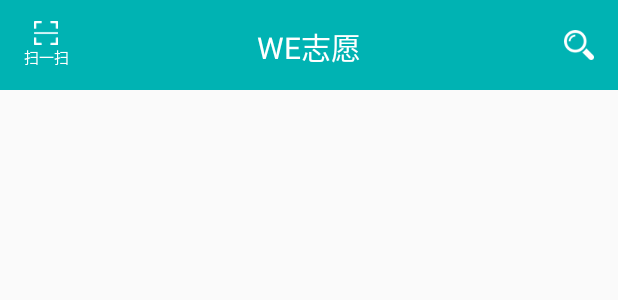
After one commit to amazingLee/WeVolunteer, an Android app: the layout actionbar_homepage.xml on its own in the app's theme, with its tools: preview values and no code run, on a phone screen of 412 x 824 dp. The commit adds this screen. Shown: the top 300 px of the screen. Run offline under Robolectric (Android 15) with nearby library versions, the phone set to English and light mode, and no system bars; network calls fail.

Commit message:
简单的写了一下主界面，自定义了一个ChangeColorIconWithText用于bottombar

```diff
--- a/app/build.gradle
+++ b/app/build.gradle
@@ -33,6 +33,7 @@ dependencies {
     compile fileTree(include: ['*.jar'], dir: 'libs')
     testCompile 'junit:junit:4.12'
     compile 'com.android.support:appcompat-v7:23.4.0'
+    compile 'com.jakewharton:butterknife:7.0.0'
     compile project(':core')
     compile project(':model')
 }
--- a/app/src/main/AndroidManifest.xml
+++ b/app/src/main/AndroidManifest.xml
@@ -12,6 +12,10 @@
         android:supportsRtl="true"
         android:theme="@style/AppTheme">
         <activity android:name=".MainActivity">
+
+        </activity>
+
+        <activity android:name=".IndexActivity">
             <intent-filter>
                 <action android:name="android.intent.action.MAIN"/>
 
--- /dev/null
+++ b/app/src/main/res/layout/actionbar_homepage.xml
@@ -0,0 +1,56 @@
+<?xml version="1.0" encoding="utf-8"?>
+<RelativeLayout xmlns:android="http://schemas.android.com/apk/res/android"
+                android:layout_width="match_parent"
+                android:layout_height="@dimen/actionbar_homepage_height"
+                android:background="@color/colorCyan"
+                android:orientation="vertical">
+
+    <LinearLayout
+        android:id="@+id/linearlayout_homepage_scan"
+        android:layout_width="wrap_content"
+        android:layout_height="wrap_content"
+        android:layout_centerVertical="true"
+        android:layout_marginLeft="@dimen/actionbar_homepage_margin"
+        android:layout_marginStart="@dimen/actionbar_homepage_margin"
+        android:gravity="center_vertical"
+        android:orientation="vertical">
+
+        <ImageView
+            android:layout_width="@dimen/imageview_homepage_scanSize"
+            android:layout_height="@dimen/imageview_homepage_scanSize"
+            android:layout_gravity="center_horizontal"
+            android:src="@drawable/scan"/>
+
+        <TextView
+            android:layout_width="wrap_content"
+            android:layout_height="wrap_content"
+            android:text="@string/tv_scan"
+            android:gravity="center"
+            android:layout_gravity="center_horizontal"
+            android:textColor="@color/colorWhite"
+            android:textSize="@dimen/textview_homepage_scanSize"/>
+    </LinearLayout>
+
+    <TextView
+        android:id="@+id/tv_homepage_title"
+        android:layout_width="wrap_content"
+        android:layout_height="wrap_content"
+        android:layout_centerHorizontal="true"
+        android:layout_centerVertical="true"
+        android:layout_margin="@dimen/actionbar_homepage_margin"
+        android:gravity="center"
+        android:text="@string/tv_appName"
+        android:textColor="@color/colorWhite"
+        android:textSize="@dimen/textview_homepage_titlesize"/>
+
+    <ImageView
+        android:layout_width="@dimen/imageview_homepage_magnifierSize"
+        android:layout_height="@dimen/imageview_homepage_magnifierSize"
+        android:layout_alignParentEnd="true"
+        android:layout_alignParentRight="true"
+        android:layout_centerVertical="true"
+        android:layout_marginEnd="@dimen/actionbar_homepage_margin"
+        android:layout_marginRight="@dimen/actionbar_homepage_margin"
+        android:src="@drawable/magnifier"/>
+
+</RelativeLayout>
--- a/app/src/main/res/values/colors.xml
+++ b/app/src/main/res/values/colors.xml
@@ -1,6 +1,13 @@
 <?xml version="1.0" encoding="utf-8"?>
 <resources>
-    <color name="colorPrimary">#3F51B5</color>
-    <color name="colorPrimaryDark">#303F9F</color>
+    <color name="colorPrimary">#00b3b3</color>
+    <color name="colorPrimaryDark">#00b3b3</color>
     <color name="colorAccent">#FF4081</color>
+
+    <color name="colorWhite">#ffffff</color>
+    <color name="colorCyan">#00b3b3</color>
+    <color name="colorGray">#999999</color>
+    <color name="colorDarkWhite">#f3efec</color>
+    <color name="colorDarkDarkWhite">#d9d9d9</color>
+
 </resources>
--- a/app/src/main/res/values/dimens.xml
+++ b/app/src/main/res/values/dimens.xml
@@ -2,4 +2,14 @@
     <!-- Default screen margins, per the Android Design guidelines. -->
     <dimen name="activity_horizontal_margin">16dp</dimen>
     <dimen name="activity_vertical_margin">16dp</dimen>
+
+    <!--index activity-->
+    <dimen name="actionbar_homepage_height">60dp</dimen>
+    <dimen name="textview_homepage_titlesize">20sp</dimen>
+    <dimen name="imageview_homepage_scanSize">16dp</dimen>
+    <dimen name="textview_homepage_scanSize">10sp</dimen>
+    <dimen name="imageview_homepage_magnifierSize">20dp</dimen>
+    <dimen name="actionbar_homepage_margin">16dp</dimen>
+    <dimen name="bottombar_indexactivity_height">50dp</dimen>
+    <dimen name="changeTv_indexactivity_size">12sp</dimen>
 </resources>
--- a/app/src/main/res/values/strings.xml
+++ b/app/src/main/res/values/strings.xml
@@ -1,3 +1,9 @@
 <resources>
-    <string name="app_name">WeVolunteer</string>
+    <string name="app_name">WE志愿</string>
+    <string name="tv_scan">扫一扫</string>
+    <string name="tv_appName">WE志愿</string>
+    <string name="changeTv_homepage">主页</string>
+    <string name="changeTv_find">发现</string>
+    <string name="changeTv_signin">签到</string>
+    <string name="changeTv_myself">我的</string>
 </resources>
```
Also changed, not shown: app/src/main/java/com/example/renhao/wevolunteer/IndexActivity.java (added, +96 -0 lines), app/src/main/java/com/example/renhao/wevolunteer/view/ChangeColorIconWithTextView.java (added, +230 -0 lines), app/src/main/res/drawable/bottombar_bg.xml (added, +20 -0 lines), app/src/main/res/layout/activity_index.xml (added, +66 -0 lines), app/src/main/res/values/attr.xml (added, +14 -0 lines), app/src/main/res/drawable/find.png (added), app/src/main/res/drawable/homepage.png (added), app/src/main/res/drawable/magnifier.png (added), app/src/main/res/drawable/myself.png (added), app/src/main/res/drawable/scan.png (added), app/src/main/res/drawable/signin.png (added).
